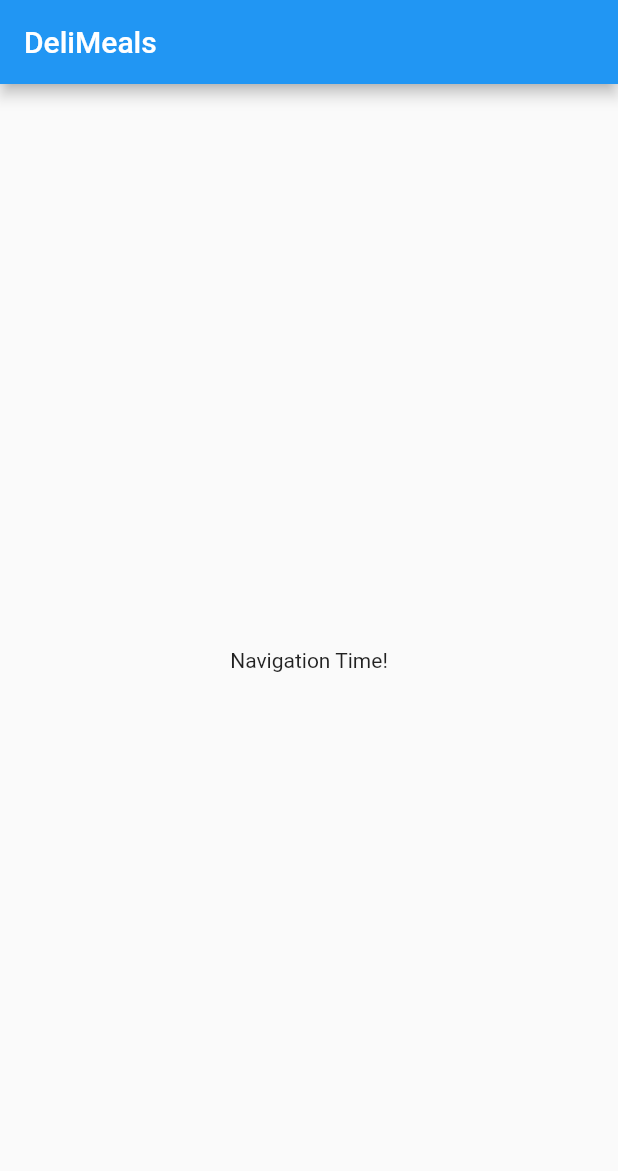
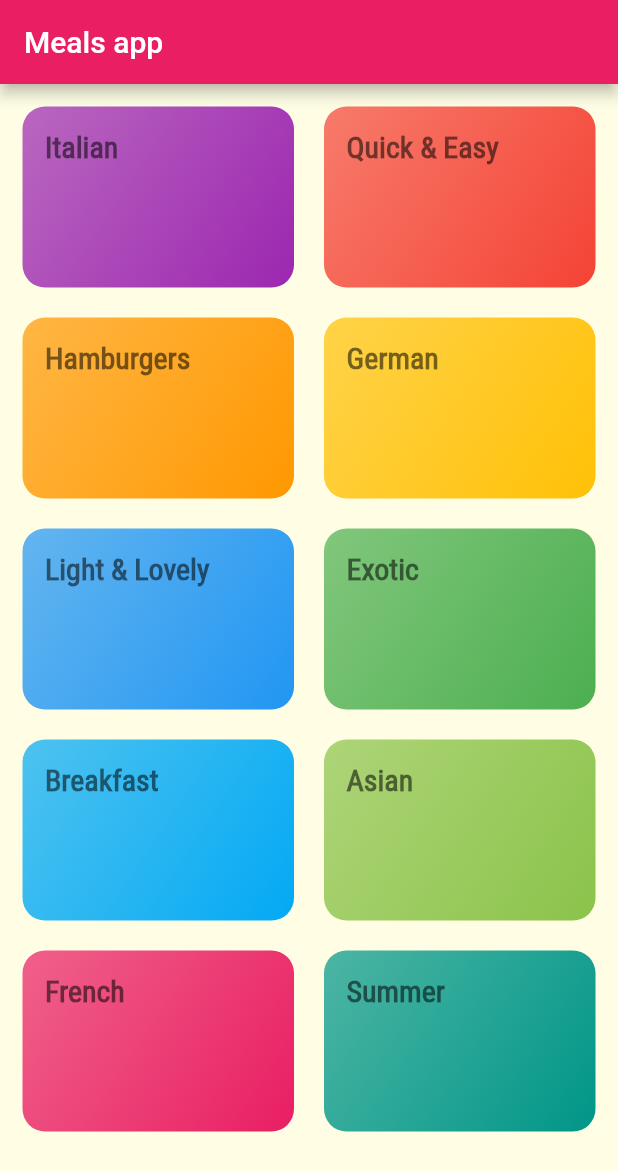
Before and after one commit to MahmoudNafea/flutter_meals_app, a Flutter app: the screen it shows after launch, on a phone screen of 412 x 824 dp. Shown: the top 1171 px of the screen. Run offline on Flutter 3.47's test engine with Material 2 defaults, Android fonts, the phone set to English and light mode, and no system bars.

Commit message:
working on categories screen and theme

```diff
--- /dev/null
+++ b/lib/categories.dart
@@ -0,0 +1,25 @@
+import 'package:flutter/material.dart';
+import './dummy_data.dart';
+import './category_item.dart';
+
+class CategoriesScreen extends StatelessWidget {
+  @override
+  Widget build(BuildContext context) {
+    return Scaffold(
+      appBar: AppBar(
+        title: Text('Meals app'),
+      ),
+      body: GridView(
+        padding: EdgeInsets.all(15),
+        children: DUMMY_CATEGORIES
+            .map((e) => Categoryitem(e.title, e.color))
+            .toList(),
+        gridDelegate: SliverGridDelegateWithMaxCrossAxisExtent(
+            maxCrossAxisExtent: 200,
+            childAspectRatio: 1.5,
+            crossAxisSpacing: 20,
+            mainAxisSpacing: 20),
+      ),
+    );
+  }
+}
--- /dev/null
+++ b/lib/category_item.dart
@@ -0,0 +1,29 @@
+import 'package:flutter/material.dart';
+
+class Categoryitem extends StatelessWidget {
+  final String title;
+  final Color color;
+
+  Categoryitem(this.title, this.color);
+
+  @override
+  Widget build(BuildContext context) {
+    return Container(
+      padding: EdgeInsets.all(15),
+      child: Text(
+        title,
+        style: Theme.of(context).textTheme.headline3,
+      ),
+      decoration: BoxDecoration(
+          gradient: LinearGradient(
+            colors: [
+              color.withOpacity(0.7),
+              color,
+            ],
+            begin: Alignment.topLeft,
+            end: Alignment.bottomRight,
+          ),
+          borderRadius: BorderRadius.circular(15)),
+    );
+  }
+}
--- /dev/null
+++ b/lib/dummy_data.dart
@@ -0,0 +1,56 @@
+import 'package:flutter/material.dart';
+
+import './models/category.dart';
+
+const DUMMY_CATEGORIES = const [
+  Category(
+    id: 'c1',
+    title: 'Italian',
+    color: Colors.purple,
+  ),
+  Category(
+    id: 'c2',
+    title: 'Quick & Easy',
+    color: Colors.red,
+  ),
+  Category(
+    id: 'c3',
+    title: 'Hamburgers',
+    color: Colors.orange,
+  ),
+  Category(
+    id: 'c4',
+    title: 'German',
+    color: Colors.amber,
+  ),
+  Category(
+    id: 'c5',
+    title: 'Light & Lovely',
+    color: Colors.blue,
+  ),
+  Category(
+    id: 'c6',
+    title: 'Exotic',
+    color: Colors.green,
+  ),
+  Category(
+    id: 'c7',
+    title: 'Breakfast',
+    color: Colors.lightBlue,
+  ),
+  Category(
+    id: 'c8',
+    title: 'Asian',
+    color: Colors.lightGreen,
+  ),
+  Category(
+    id: 'c9',
+    title: 'French',
+    color: Colors.pink,
+  ),
+  Category(
+    id: 'c10',
+    title: 'Summer',
+    color: Colors.teal,
+  ),
+];
--- a/lib/main.dart
+++ b/lib/main.dart
@@ -1,4 +1,5 @@
 import 'package:flutter/material.dart';
+import './categories.dart';
 
 void main() => runApp(MyApp());
 
@@ -8,28 +9,20 @@ class MyApp extends StatelessWidget {
     return MaterialApp(
       title: 'DeliMeals',
       theme: ThemeData(
-        primarySwatch: Colors.blue,
+        primarySwatch: Colors.pink,
+// accentColor: ,  find alternative for accent color
+        canvasColor: Color.fromRGBO(255, 254, 229, 1),
+        fontFamily: 'Raleway',
+        textTheme: ThemeData.light().textTheme.copyWith(
+              bodyText1: TextStyle(color: Color.fromRGBO(20, 51, 51, 1)),
+              bodyText2: TextStyle(color: Color.fromRGBO(20, 51, 51, 1)),
+              headline3: TextStyle(
+                  fontSize: 20,
+                  fontFamily: 'RobotoCondensed',
+                  fontWeight: FontWeight.bold),
+            ),
       ),
-      home: MyHomePage(),
+      home: CategoriesScreen(),
     );
   }
 }
-
-class MyHomePage extends StatefulWidget {
-  @override
-  _MyHomePageState createState() => _MyHomePageState();
-}
-
-class _MyHomePageState extends State<MyHomePage> {
-  @override
-  Widget build(BuildContext context) {
-    return Scaffold(
-      appBar: AppBar(
-        title: Text('DeliMeals'),
-      ),
-      body: Center(
-        child: Text('Navigation Time!'),
-      ),
-    );
-  }
-}
--- /dev/null
+++ b/lib/models/category.dart
@@ -0,0 +1,13 @@
+import 'package:flutter/material.dart';
+
+class Category {
+  final String id;
+  final String title;
+  final Color color;
+
+  const Category({
+    required this.id,
+    required this.title,
+    this.color = Colors.orange,
+  });
+}
```
Also changed, not shown: pubspec.yaml (+17 -11 lines), assets/fonts/Raleway-Black.ttf (added), assets/fonts/Raleway-Bold.ttf (added), assets/fonts/Raleway-Regular.ttf (added), assets/fonts/RobotoCondensed-Bold.ttf (added), assets/fonts/RobotoCondensed-Italic.ttf (added), assets/fonts/RobotoCondensed-Light.ttf (added), assets/fonts/RobotoCondensed-Regular.ttf (added).
